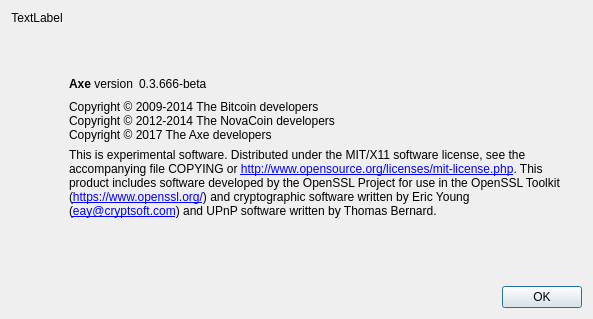
First picture: the form in src/qt/forms/aboutdialog.ui, repository AXErunners/axe, before the edit.
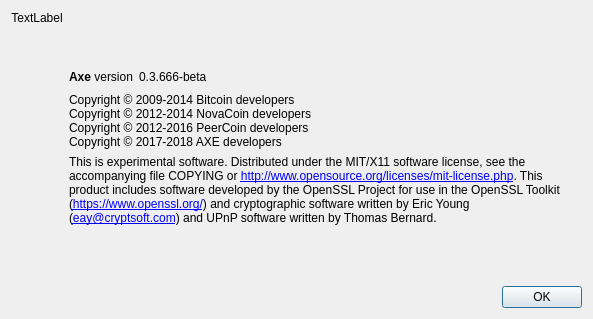
Second picture: the form after the edit.

Commit message: about dialog

```diff
--- a/src/qt/forms/aboutdialog.ui
+++ b/src/qt/forms/aboutdialog.ui
@@ -88,9 +88,10 @@
         <cursorShape>IBeamCursor</cursorShape>
        </property>
        <property name="text">
-        <string>Copyright © 2009-2014 The Bitcoin developers
-Copyright © 2012-2014 The NovaCoin developers
-Copyright © 2017 The Axe developers</string>
+        <string>Copyright © 2009-2014 Bitcoin developers
+Copyright © 2012-2014 NovaCoin developers
+Copyright © 2012-2016 PeerCoin developers
+Copyright © 2017-2018 AXE developers</string>
        </property>
        <property name="textInteractionFlags">
         <set>Qt::LinksAccessibleByMouse|Qt::TextSelectableByKeyboard|Qt::TextSelectableByMouse</set>
```
